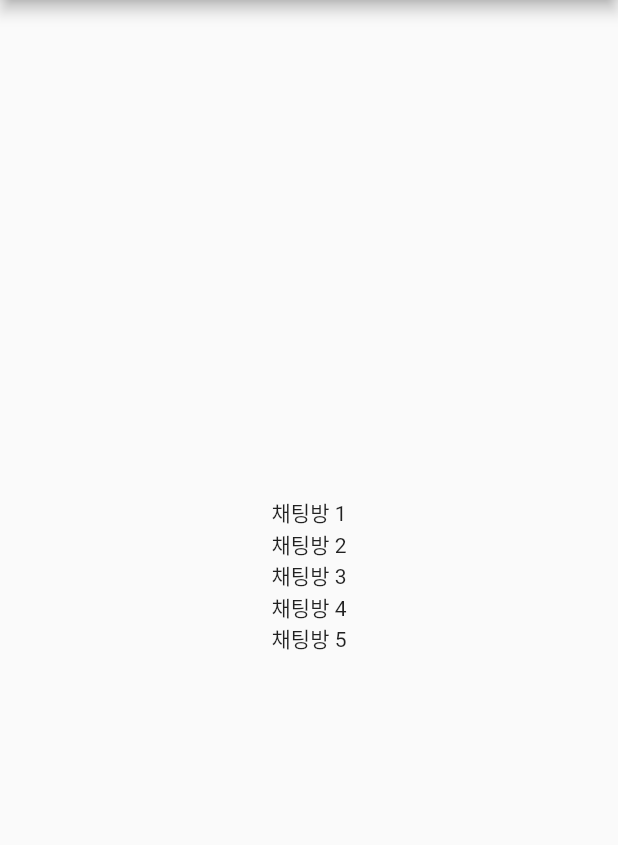
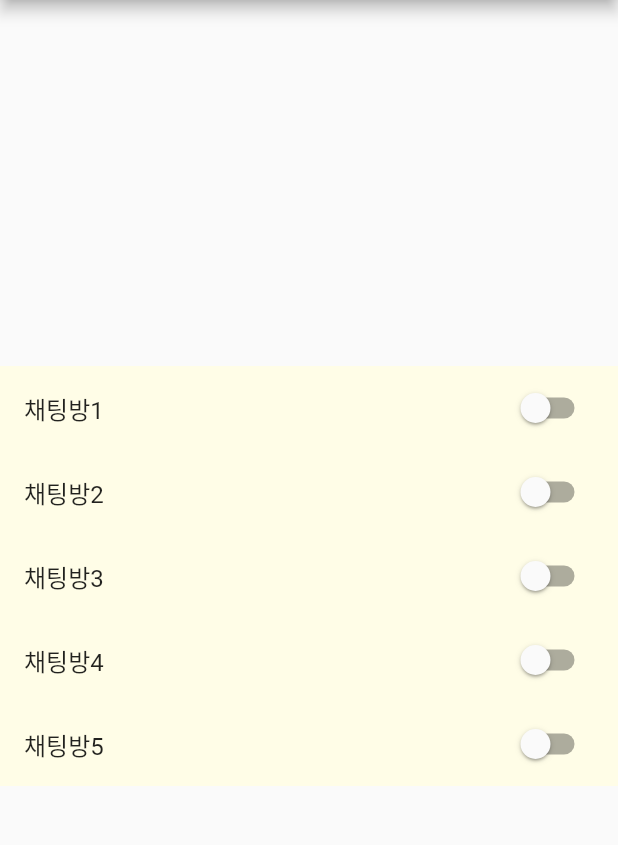
Before and after one commit to PNU-ChatZip/BiG_Data_Hakathon_ChatZip, a Flutter app: the screen it shows after launch, after a tap on "카카오톡", on a phone screen of 412 x 824 dp, the part 84-929 px from its top. Run offline on Flutter 3.47's test engine with Material 2 defaults, Android fonts, the phone set to English and light mode, and no system bars; missing offline and left inert: notification_listener_service; network calls fail.

Commit message:
Chatting_Button

```diff
--- a/lib/main.dart
+++ b/lib/main.dart
@@ -28,7 +28,7 @@ class _MyAppState extends State<MyApp> {
 
   @override
   Widget build(BuildContext context) {
-    return MaterialApp(
+    return const MaterialApp(
       debugShowCheckedModeBanner: false,
       home: HomeScreen(),
     );
--- a/lib/screens/chat_channel_screen.dart
+++ b/lib/screens/chat_channel_screen.dart
@@ -14,6 +14,7 @@ class ChatChannelScreen extends StatefulWidget {
 class _ChatChannelScreenState extends State<ChatChannelScreen> {
   // 채팅방 갯수
   final List<int> totalChannel = [1, 2, 3, 4, 5];
+  static List<bool> WhiteList = [false, false, false, false, false];
 
   @override
   Widget build(BuildContext context) {
@@ -28,19 +29,29 @@ class _ChatChannelScreenState extends State<ChatChannelScreen> {
             crossAxisAlignment: CrossAxisAlignment.center,
             children: [
               for (var channel in totalChannel)
-                GestureDetector(
+                ListTile(
+                  tileColor: Colors.yellow[50],
+                  title: GestureDetector(
                     onTap: () {
                       Navigator.push(
                         context,
                         MaterialPageRoute(
-                        builder: (context) => ChatScreen(),
+                          builder: (context) => const ChatScreen(),
                         ),
                       );
                     },
-                  child: Container(
-                    child: Text("채팅방 $channel"),
+                    child: Text('채팅방$channel'),
                   ),
+                  trailing: Switch(
+                    activeColor: Colors.red,
+                    value: WhiteList[channel - 1],
+                    onChanged: (bool? value) {
+                      setState(() {
+                        WhiteList[channel - 1] = value!;
+                      });
+                    },
                   ),
+                )
             ],
           ),
         ),
```
Also changed, not shown: 3 other files. Lines whose indentation alone changed are shown as unchanged.
